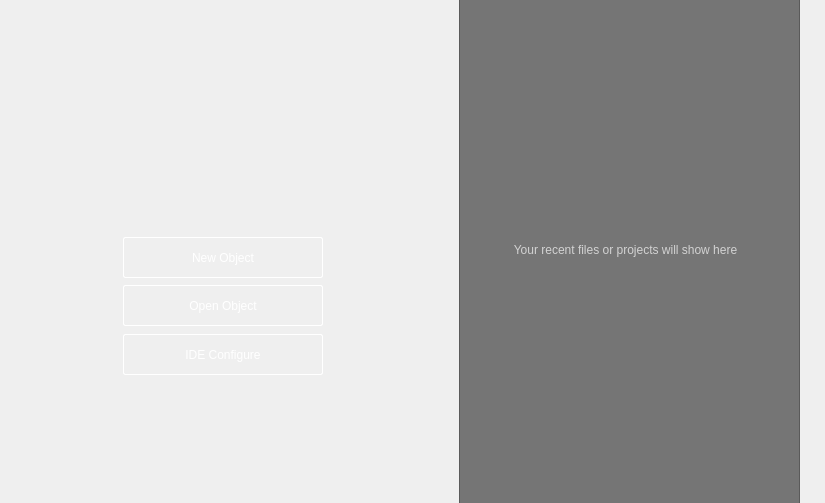
Qt form ui/splashwindow.ui (enkerewpo/project-kakapos) before a commit.
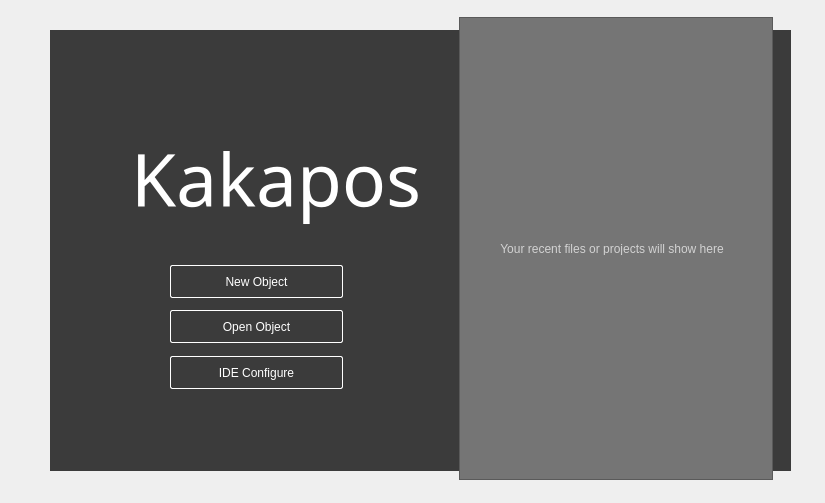
The same form after that commit. Icons and pictures are not drawn.

Patch:
```diff
--- a/ui/splashwindow.ui
+++ b/ui/splashwindow.ui
@@ -44,38 +44,16 @@
    </size>
   </property>
   <widget class="QWidget" name="centralwidget">
-   <widget class="QLabel" name="title">
-    <property name="geometry">
-     <rect>
-      <x>28</x>
-      <y>51</y>
-      <width>420</width>
-      <height>190</height>
-     </rect>
-    </property>
-    <property name="font">
-     <font>
-      <family>Segoe UI Light</family>
-      <pointsize>53</pointsize>
-     </font>
-    </property>
-    <property name="text">
-     <string/>
-    </property>
-    <property name="pixmap">
-     <pixmap resource="../images.qrc">:/images/images/Kakapos_logo.png</pixmap>
-    </property>
-    <property name="scaledContents">
-     <bool>true</bool>
-    </property>
-   </widget>
+   <property name="styleSheet">
+    <string notr="true">background-color:transparent;</string>
+   </property>
    <widget class="QPushButton" name="new_object">
     <property name="geometry">
      <rect>
-      <x>123</x>
-      <y>237</y>
-      <width>200</width>
-      <height>41</height>
+      <x>170</x>
+      <y>265</y>
+      <width>173</width>
+      <height>33</height>
      </rect>
     </property>
     <property name="styleSheet">
@@ -100,10 +78,10 @@
    <widget class="QPushButton" name="open_object">
     <property name="geometry">
      <rect>
-      <x>123</x>
-      <y>285</y>
-      <width>200</width>
-      <height>41</height>
+      <x>170</x>
+      <y>310</y>
+      <width>173</width>
+      <height>33</height>
      </rect>
     </property>
     <property name="styleSheet">
@@ -128,10 +106,10 @@
    <widget class="QPushButton" name="setting_button">
     <property name="geometry">
      <rect>
-      <x>123</x>
-      <y>334</y>
-      <width>200</width>
-      <height>41</height>
+      <x>170</x>
+      <y>356</y>
+      <width>173</width>
+      <height>33</height>
      </rect>
     </property>
     <property name="styleSheet">
@@ -157,9 +135,9 @@
     <property name="geometry">
      <rect>
       <x>459</x>
-      <y>-10</y>
-      <width>341</width>
-      <height>521</height>
+      <y>17</y>
+      <width>314</width>
+      <height>463</height>
      </rect>
     </property>
     <property name="font">
@@ -179,9 +157,9 @@
     <property name="geometry">
      <rect>
       <x>465</x>
-      <y>239</y>
-      <width>321</width>
-      <height>21</height>
+      <y>242</y>
+      <width>294</width>
+      <height>13</height>
      </rect>
     </property>
     <property name="layoutDirection">
@@ -205,6 +183,51 @@
      <set>Qt::AlignCenter</set>
     </property>
    </widget>
+   <widget class="QLabel" name="back">
+    <property name="geometry">
+     <rect>
+      <x>50</x>
+      <y>30</y>
+      <width>741</width>
+      <height>441</height>
+     </rect>
+    </property>
+    <property name="styleSheet">
+     <string notr="true">background-color:rgb(59, 59, 59);</string>
+    </property>
+    <property name="text">
+     <string/>
+    </property>
+   </widget>
+   <widget class="QLabel" name="title">
+    <property name="geometry">
+     <rect>
+      <x>131</x>
+      <y>118</y>
+      <width>310</width>
+      <height>120</height>
+     </rect>
+    </property>
+    <property name="font">
+     <font>
+      <family>Segoe UI Light</family>
+      <pointsize>55</pointsize>
+     </font>
+    </property>
+    <property name="styleSheet">
+     <string notr="true">color:white;</string>
+    </property>
+    <property name="text">
+     <string>Kakapos</string>
+    </property>
+   </widget>
+   <zorder>back</zorder>
+   <zorder>tableWidget</zorder>
+   <zorder>open_object</zorder>
+   <zorder>info_label</zorder>
+   <zorder>new_object</zorder>
+   <zorder>setting_button</zorder>
+   <zorder>title</zorder>
   </widget>
  </widget>
  <resources>
```
Left out of the diff: 4 changed lines with no effect on the pictures.
